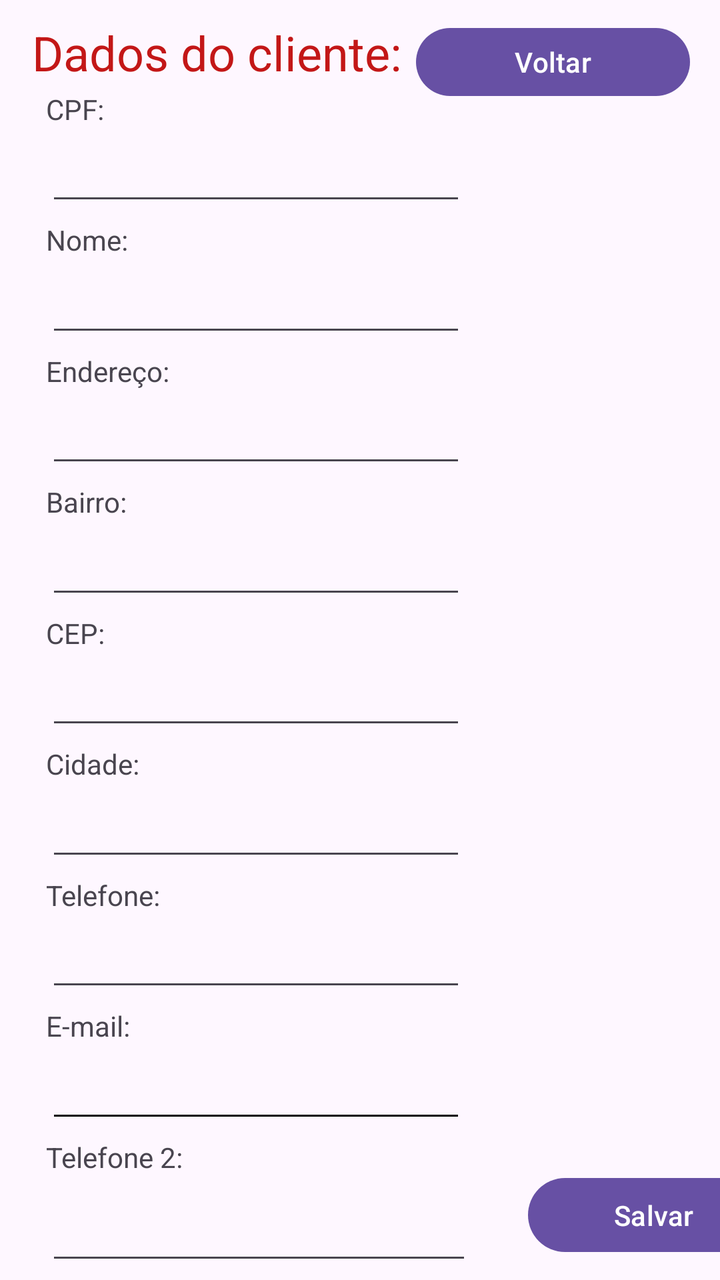
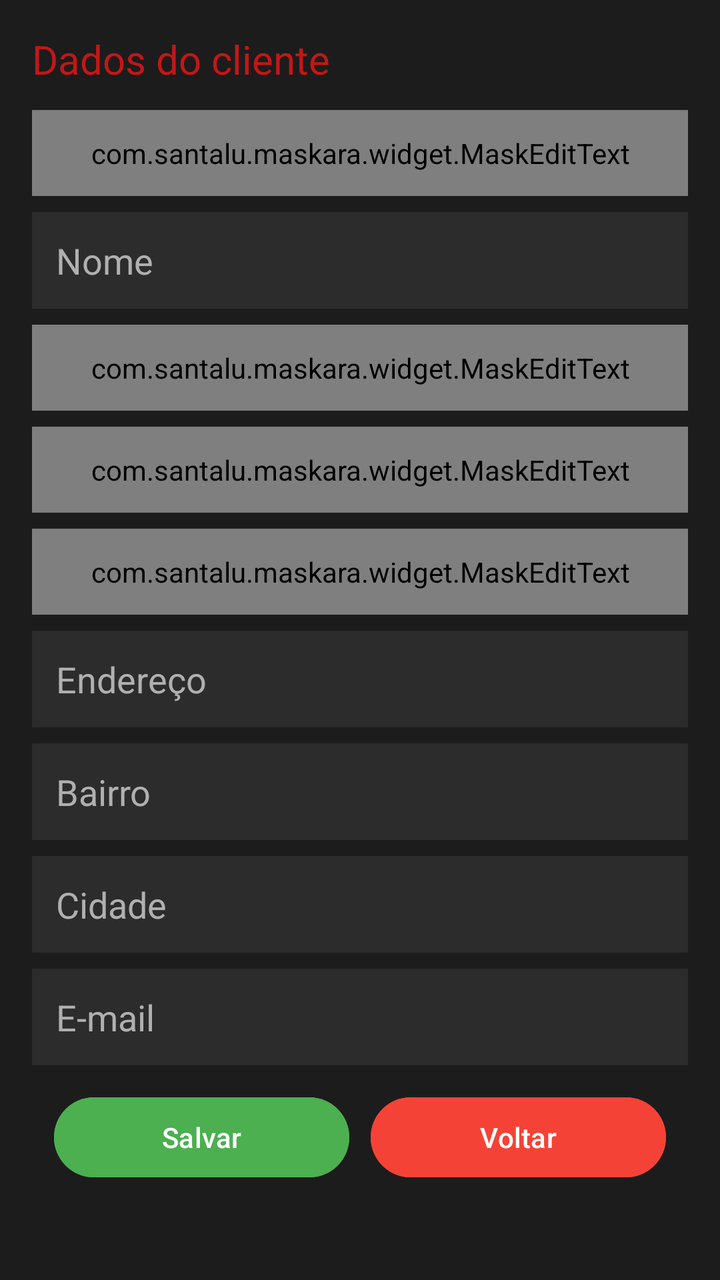

Screens rendered from an Android XML layout before and after an edit, with the pre-edit source and the edit as a unified diff.
<!-- AndroidManifest.xml: application theme Theme.Teste -->
<!-- res/layout/novo_cliente.xml -->
<?xml version="1.0" encoding="utf-8"?>
<androidx.constraintlayout.widget.ConstraintLayout xmlns:android="http://schemas.android.com/apk/res/android"
    xmlns:app="http://schemas.android.com/apk/res-auto"
    xmlns:tools="http://schemas.android.com/tools"
    android:id="@+id/btnInfosToMain"
    android:layout_width="match_parent"
    android:layout_height="match_parent">

    <EditText
        android:id="@+id/cpfCliente"
        android:layout_width="wrap_content"
        android:layout_height="wrap_content"
        android:layout_marginStart="23dp"
        android:ems="10"
        android:inputType="text"
        app:layout_constraintBottom_toTopOf="@+id/textView6"
        app:layout_constraintStart_toStartOf="parent"
        app:layout_constraintTop_toBottomOf="@+id/textView4"
        app:layout_constraintVertical_bias="0.5" />

    <EditText
        android:id="@+id/endCliente"
        android:layout_width="wrap_content"
        android:layout_height="wrap_content"
        android:layout_marginStart="23dp"
        android:ems="10"
        android:inputType="text"
        app:layout_constraintBottom_toTopOf="@+id/textView8"
        app:layout_constraintStart_toStartOf="parent"
        app:layout_constraintTop_toBottomOf="@+id/textView7"
        app:layout_constraintVertical_bias="0.5" />

    <TextView
        android:id="@+id/textView5"
        android:layout_width="wrap_content"
        android:layout_height="wrap_content"
        android:layout_marginStart="23dp"
        android:text="Telefone 2:"
        app:layout_constraintBottom_toTopOf="@+id/telCliente2"
        app:layout_constraintStart_toStartOf="parent"
        app:layout_constraintTop_toBottomOf="@+id/emailCliente"
        app:layout_constraintVertical_bias="0.5" />

    <TextView
        android:id="@+id/textView10"
        android:layout_width="wrap_content"
        android:layout_height="wrap_content"
        android:layout_marginStart="23dp"
        android:text="Cidade:"
        app:layout_constraintBottom_toTopOf="@+id/cidCliente"
        app:layout_constraintStart_toStartOf="parent"
        app:layout_constraintTop_toBottomOf="@+id/cepCliente"
        app:layout_constraintVertical_bias="0.5" />

    <EditText
        android:id="@+id/telCliente2"
        android:layout_width="213dp"
        android:layout_height="47dp"
        android:layout_marginStart="23dp"
        android:inputType="phone"
        android:visibility="visible"
        app:layout_constraintBottom_toBottomOf="parent"
        app:layout_constraintStart_toStartOf="parent"
        app:layout_constraintTop_toBottomOf="@+id/textView5"
        app:layout_constraintVertical_bias="0.5" />

    <EditText
        android:id="@+id/telClienteText8"
        android:layout_width="wrap_content"
        android:layout_height="wrap_content"
        android:layout_marginStart="23dp"
        android:ems="10"
        android:inputType="phone"
        app:layout_constraintBottom_toTopOf="@+id/textView12"
        app:layout_constraintStart_toStartOf="parent"
        app:layout_constraintTop_toBottomOf="@+id/textView11"
        app:layout_constraintVertical_bias="0.5" />

    <EditText
        android:id="@+id/emailCliente"
        android:layout_width="wrap_content"
        android:layout_height="wrap_content"
        android:layout_marginStart="23dp"
        android:backgroundTint="@color/black"
        android:ems="10"
        android:inputType="textEmailAddress"
        android:visibility="visible"
        app:layout_constraintBottom_toTopOf="@+id/textView5"
        app:layout_constraintStart_toStartOf="parent"
        app:layout_constraintTop_toBottomOf="@+id/textView12"
        app:layout_constraintVertical_bias="0.5"
        tools:visibility="visible" />

    <EditText
        android:id="@+id/nomeCliente"
        android:layout_width="wrap_content"
        android:layout_height="wrap_content"
        android:layout_marginStart="23dp"
        android:ems="10"
        android:inputType="text"
        app:layout_constraintBottom_toTopOf="@+id/textView7"
        app:layout_constraintStart_toStartOf="parent"
        app:layout_constraintTop_toBottomOf="@+id/textView6"
        app:layout_constraintVertical_bias="0.5" />

    <EditText
        android:id="@+id/cepCliente"
        android:layout_width="wrap_content"
        android:layout_height="wrap_content"
        android:layout_marginStart="23dp"
        android:ems="10"
        android:inputType="number"
        app:layout_constraintBottom_toTopOf="@+id/textView10"
        app:layout_constraintStart_toStartOf="parent"
        app:layout_constraintTop_toBottomOf="@+id/textView9"
        app:layout_constraintVertical_bias="0.5" />

    <TextView
        android:id="@+id/textView9"
        android:layout_width="wrap_content"
        android:layout_height="wrap_content"
        android:layout_marginStart="23dp"
        android:text="CEP:"
        app:layout_constraintBottom_toTopOf="@+id/cepCliente"
        app:layout_constraintStart_toStartOf="parent"
        app:layout_constraintTop_toBottomOf="@+id/bairroCliente"
        app:layout_constraintVertical_bias="0.5" />

    <TextView
        android:id="@+id/textView6"
        android:layout_width="wrap_content"
        android:layout_height="wrap_content"
        android:layout_marginStart="23dp"
        android:text="Nome:"
        app:layout_constraintBottom_toTopOf="@+id/nomeCliente"
        app:layout_constraintStart_toStartOf="parent"
        app:layout_constraintTop_toBottomOf="@+id/cpfCliente"
        app:layout_constraintVertical_bias="0.5" />

    <TextView
        android:id="@+id/textView7"
        android:layout_width="wrap_content"
        android:layout_height="wrap_content"
        android:layout_marginStart="23dp"
        android:text="Endereço:"
        app:layout_constraintBottom_toTopOf="@+id/endCliente"
        app:layout_constraintStart_toStartOf="parent"
        app:layout_constraintTop_toBottomOf="@+id/nomeCliente"
        app:layout_constraintVertical_bias="0.5" />

    <TextView
        android:id="@+id/textView12"
        android:layout_width="wrap_content"
        android:layout_height="wrap_content"
        android:layout_marginStart="23dp"
        android:text="E-mail:"
        app:layout_constraintBottom_toTopOf="@+id/emailCliente"
        app:layout_constraintStart_toStartOf="parent"
        app:layout_constraintTop_toBottomOf="@+id/telClienteText8"
        app:layout_constraintVertical_bias="0.5" />

    <EditText
        android:id="@+id/bairroCliente"
        android:layout_width="wrap_content"
        android:layout_height="wrap_content"
        android:layout_marginStart="23dp"
        android:ems="10"
        android:inputType="text"
        app:layout_constraintBottom_toTopOf="@+id/textView9"
        app:layout_constraintStart_toStartOf="parent"
        app:layout_constraintTop_toBottomOf="@+id/textView8"
        app:layout_constraintVertical_bias="0.5" />

    <EditText
        android:id="@+id/cidCliente"
        android:layout_width="wrap_content"
        android:layout_height="wrap_content"
        android:layout_marginStart="23dp"
        android:ems="10"
        android:inputType="text"
        app:layout_constraintBottom_toTopOf="@+id/textView11"
        app:layout_constraintStart_toStartOf="parent"
        app:layout_constraintTop_toBottomOf="@+id/textView10"
        app:layout_constraintVertical_bias="0.5" />

    <TextView
        android:id="@+id/textView8"
        android:layout_width="wrap_content"
        android:layout_height="wrap_content"
        android:layout_marginStart="23dp"
        android:text="Bairro:"
        app:layout_constraintBottom_toTopOf="@+id/bairroCliente"
        app:layout_constraintStart_toStartOf="parent"
        app:layout_constraintTop_toBottomOf="@+id/endCliente"
        app:layout_constraintVertical_bias="0.5"
        tools:ignore="HardcodedText" />

    <TextView
        android:id="@+id/textView11"
        android:layout_width="wrap_content"
        android:layout_height="wrap_content"
        android:layout_marginStart="23dp"
        android:text="Telefone:"
        app:layout_constraintBottom_toTopOf="@+id/telClienteText8"
        app:layout_constraintStart_toStartOf="parent"
        app:layout_constraintTop_toBottomOf="@+id/cidCliente"
        app:layout_constraintVertical_bias="0.5" />

    <TextView
        android:id="@+id/textView4"
        android:layout_width="wrap_content"
        android:layout_height="wrap_content"
        android:layout_marginStart="23dp"
        android:text="CPF:"
        app:layout_constraintBottom_toTopOf="@+id/cpfCliente"
        app:layout_constraintStart_toStartOf="parent"
        app:layout_constraintTop_toBottomOf="@+id/textView3"
        app:layout_constraintVertical_bias="0.5" />

    <TextView
        android:id="@+id/textView3"
        android:layout_width="wrap_content"
        android:layout_height="wrap_content"
        android:layout_marginStart="16dp"
        android:layout_marginTop="10dp"
        android:text="Dados do cliente:"
        android:textColor="#C31717"
        android:textSize="24sp"
        app:layout_constraintStart_toStartOf="parent"
        app:layout_constraintTop_toTopOf="parent"
        tools:ignore="HardcodedText" />

    <Button
        android:id="@+id/voltar_btn"
        android:layout_width="137dp"
        android:layout_height="38dp"
        android:layout_marginTop="10dp"
        android:layout_marginEnd="15dp"
        android:insetBottom="0dp"
        android:text="Voltar"
        app:layout_constraintEnd_toEndOf="parent"
        app:layout_constraintTop_toTopOf="parent" />


    <Button
        android:id="@+id/btnSalvarCliente"
        android:layout_width="129dp"
        android:layout_height="45dp"
        android:layout_marginStart="264dp"
        android:layout_marginBottom="10dp"
        android:text="Salvar "
        app:layout_constraintBottom_toBottomOf="parent"
        app:layout_constraintStart_toStartOf="parent" />

    <androidx.constraintlayout.widget.Guideline
        android:id="@+id/guideline"
        android:layout_width="wrap_content"
        android:layout_height="wrap_content"
        android:orientation="vertical"
        app:layout_constraintGuide_begin="20dp" />

</androidx.constraintlayout.widget.ConstraintLayout>
<!-- resources referenced by this layout -->
<resources>
  <color name="black">#FF000000</color>
  <style name="Theme.Teste" parent="Base.Theme.Teste" />
  <style name="Base.Theme.Teste" parent="Theme.Material3.DayNight.NoActionBar">
          
          
      </style>
</resources>

<!-- the commit's change to res/layout/novo_cliente.xml (unified diff, before → after) -->
@@ -1,262 +1,195 @@
 <?xml version="1.0" encoding="utf-8"?>
-<androidx.constraintlayout.widget.ConstraintLayout xmlns:android="http://schemas.android.com/apk/res/android"
+<androidx.constraintlayout.widget.ConstraintLayout
+    xmlns:android="http://schemas.android.com/apk/res/android"
     xmlns:app="http://schemas.android.com/apk/res-auto"
     xmlns:tools="http://schemas.android.com/tools"
-    android:id="@+id/btnInfosToMain"
+    android:id="@+id/main"
     android:layout_width="match_parent"
-    android:layout_height="match_parent">
+    android:layout_height="match_parent"
+    android:padding="16dp"
+    android:background="#1C1C1C"
+    tools:context=".NovoClienteActivity">
+
+    <TextView
+        android:id="@+id/title"
+        android:layout_width="wrap_content"
+        android:layout_height="wrap_content"
+        android:text="Dados do cliente"
+        android:textSize="20sp"
+        android:textColor="#C31717"
+        app:layout_constraintTop_toTopOf="parent"
+        app:layout_constraintStart_toStartOf="parent"/>
+
+    
+    <com.santalu.maskara.widget.MaskEditText
+        android:id="@+id/cpfCliente"
+        android:layout_width="0dp"
+        android:layout_height="wrap_content"
+        android:hint="CPF"
+        android:textColor="#FFFFFF"
+        android:textColorHint="#B0B0B0"
+        android:inputType="number"
+        app:mask="###.###.###-##"
+        app:layout_constraintTop_toBottomOf="@id/title"
+        app:layout_constraintStart_toStartOf="parent"
+        app:layout_constraintEnd_toEndOf="parent"
+        android:layout_marginTop="12dp"
+        android:background="#2C2C2C"
+        android:padding="12dp"/>
+
+    
+    <EditText
+        android:id="@+id/nomeCliente"
+        android:layout_width="0dp"
+        android:layout_height="wrap_content"
+        android:hint="Nome"
+        android:textColor="#FFFFFF"
+        android:textColorHint="#B0B0B0"
+        android:inputType="textPersonName"
+        app:layout_constraintTop_toBottomOf="@id/cpfCliente"
+        app:layout_constraintStart_toStartOf="parent"
+        app:layout_constraintEnd_toEndOf="parent"
+        android:layout_marginTop="8dp"
+        android:background="#2C2C2C"
+        android:padding="12dp"/>
+
+    
+    <com.santalu.maskara.widget.MaskEditText
+        android:id="@+id/telClienteText8"
+        android:layout_width="0dp"
+        android:layout_height="wrap_content"
+        android:hint="Telefone"
+        android:textColor="#FFFFFF"
+        android:textColorHint="#B0B0B0"
+        android:inputType="phone"
+        app:mask="(##) #####-####"
+        app:layout_constraintTop_toBottomOf="@id/nomeCliente"
+        app:layout_constraintStart_toStartOf="parent"
+        app:layout_constraintEnd_toEndOf="parent"
+        android:layout_marginTop="8dp"
+        android:background="#2C2C2C"
+        android:padding="12dp"/>
+
+    
+    <com.santalu.maskara.widget.MaskEditText
+        android:id="@+id/telCliente2"
+        android:layout_width="0dp"
+        android:layout_height="wrap_content"
+        android:hint="Telefone 2 (opcional)"
+        android:textColor="#FFFFFF"
+        android:textColorHint="#B0B0B0"
+        android:inputType="phone"
+        app:mask="(##) #####-####"
+        app:layout_constraintTop_toBottomOf="@id/telClienteText8"
+        app:layout_constraintStart_toStartOf="parent"
+        app:layout_constraintEnd_toEndOf="parent"
+        android:layout_marginTop="8dp"
+        android:background="#2C2C2C"
+        android:padding="12dp"/>
+
+    
+    <com.santalu.maskara.widget.MaskEditText
+        android:id="@+id/cepCliente"
+        android:layout_width="0dp"
+        android:layout_height="wrap_content"
+        android:hint="CEP"
+        android:textColor="#FFFFFF"
+        android:textColorHint="#B0B0B0"
+        android:inputType="number"
+        app:mask="#####-###"
+        app:layout_constraintTop_toBottomOf="@id/telCliente2"
+        app:layout_constraintStart_toStartOf="parent"
+        app:layout_constraintEnd_toEndOf="parent"
+        android:layout_marginTop="8dp"
+        android:background="#2C2C2C"
+        android:padding="12dp"/>
+
+    
+    <EditText
+        android:id="@+id/endCliente"
+        android:layout_width="0dp"
+        android:layout_height="wrap_content"
+        android:hint="Endereço"
+        android:textColor="#FFFFFF"
+        android:textColorHint="#B0B0B0"
+        android:inputType="text"
+        app:layout_constraintTop_toBottomOf="@id/cepCliente"
+        app:layout_constraintStart_toStartOf="parent"
+        app:layout_constraintEnd_toEndOf="parent"
+        android:layout_marginTop="8dp"
+        android:background="#2C2C2C"
+        android:padding="12dp"/>
 
     <EditText
-        android:id="@+id/cpfCliente"
-        android:layout_width="wrap_content"
+        android:id="@+id/bairroCliente"
+        android:layout_width="0dp"
         android:layout_height="wrap_content"
-        android:layout_marginStart="23dp"
-        android:ems="10"
+        android:hint="Bairro"
+        android:textColor="#FFFFFF"
+        android:textColorHint="#B0B0B0"
         android:inputType="text"
-        app:layout_constraintBottom_toTopOf="@+id/textView6"
+        app:layout_constraintTop_toBottomOf="@id/endCliente"
         app:layout_constraintStart_toStartOf="parent"
-        app:layout_constraintTop_toBottomOf="@+id/textView4"
-        app:layout_constraintVertical_bias="0.5" />
+        app:layout_constraintEnd_toEndOf="parent"
+        android:layout_marginTop="8dp"
+        android:background="#2C2C2C"
+        android:padding="12dp"/>
 
     <EditText
-        android:id="@+id/endCliente"
-        android:layout_width="wrap_content"
+        android:id="@+id/cidCliente"
+        android:layout_width="0dp"
         android:layout_height="wrap_content"
-        android:layout_marginStart="23dp"
-        android:ems="10"
+        android:hint="Cidade"
+        android:textColor="#FFFFFF"
+        android:textColorHint="#B0B0B0"
         android:inputType="text"
-        app:layout_constraintBottom_toTopOf="@+id/textView8"
+        app:layout_constraintTop_toBottomOf="@id/bairroCliente"
         app:layout_constraintStart_toStartOf="parent"
-        app:layout_constraintTop_toBottomOf="@+id/textView7"
-        app:layout_constraintVertical_bias="0.5" />
-
-    <TextView
-        android:id="@+id/textView5"
-        android:layout_width="wrap_content"
-        android:layout_height="wrap_content"
-        android:layout_marginStart="23dp"
-        android:text="Telefone 2:"
-        app:layout_constraintBottom_toTopOf="@+id/telCliente2"
-        app:layout_constraintStart_toStartOf="parent"
-        app:layout_constraintTop_toBottomOf="@+id/emailCliente"
-        app:layout_constraintVertical_bias="0.5" />
-
-    <TextView
-        android:id="@+id/textView10"
-        android:layout_width="wrap_content"
-        android:layout_height="wrap_content"
-        android:layout_marginStart="23dp"
-        android:text="Cidade:"
-        app:layout_constraintBottom_toTopOf="@+id/cidCliente"
-        app:layout_constraintStart_toStartOf="parent"
-        app:layout_constraintTop_toBottomOf="@+id/cepCliente"
-        app:layout_constraintVertical_bias="0.5" />
-
-    <EditText
-        android:id="@+id/telCliente2"
-        android:layout_width="213dp"
-        android:layout_height="47dp"
-        android:layout_marginStart="23dp"
-        android:inputType="phone"
-        android:visibility="visible"
-        app:layout_constraintBottom_toBottomOf="parent"
-        app:layout_constraintStart_toStartOf="parent"
-        app:layout_constraintTop_toBottomOf="@+id/textView5"
-        app:layout_constraintVertical_bias="0.5" />
-
-    <EditText
-        android:id="@+id/telClienteText8"
-        android:layout_width="wrap_content"
-        android:layout_height="wrap_content"
-        android:layout_marginStart="23dp"
-        android:ems="10"
-        android:inputType="phone"
-        app:layout_constraintBottom_toTopOf="@+id/textView12"
-        app:layout_constraintStart_toStartOf="parent"
-        app:layout_constraintTop_toBottomOf="@+id/textView11"
-        app:layout_constraintVertical_bias="0.5" />
+        app:layout_constraintEnd_toEndOf="parent"
+        android:layout_marginTop="8dp"
+        android:background="#2C2C2C"
+        android:padding="12dp"/>
 
     <EditText
         android:id="@+id/emailCliente"
-        android:layout_width="wrap_content"
+        android:layout_width="0dp"
         android:layout_height="wrap_content"
-        android:layout_marginStart="23dp"
-        android:backgroundTint="@color/black"
-        android:ems="10"
+        android:hint="E-mail"
+        android:textColor="#FFFFFF"
+        android:textColorHint="#B0B0B0"
         android:inputType="textEmailAddress"
-        android:visibility="visible"
-        app:layout_constraintBottom_toTopOf="@+id/textView5"
+        app:layout_constraintTop_toBottomOf="@id/cidCliente"
         app:layout_constraintStart_toStartOf="parent"
-        app:layout_constraintTop_toBottomOf="@+id/textView12"
-        app:layout_constraintVertical_bias="0.5"
-        tools:visibility="visible" />
+        app:layout_constraintEnd_toEndOf="parent"
+        android:layout_marginTop="8dp"
+        android:background="#2C2C2C"
+        android:padding="12dp"/>
 
-    <EditText
-        android:id="@+id/nomeCliente"
-        android:layout_width="wrap_content"
+    
+    <Button
+        android:id="@+id/btnSalvarCliente"
+        android:layout_width="0dp"
         android:layout_height="wrap_content"
-        android:layout_marginStart="23dp"
-        android:ems="10"
-        android:inputType="text"
-        app:layout_constraintBottom_toTopOf="@+id/textView7"
+        android:text="Salvar"
+        android:backgroundTint="#4CAF50"
+        android:textColor="#FFF"
+        app:layout_constraintTop_toBottomOf="@id/emailCliente"
         app:layout_constraintStart_toStartOf="parent"
-        app:layout_constraintTop_toBottomOf="@+id/textView6"
-        app:layout_constraintVertical_bias="0.5" />
-
-    <EditText
-        android:id="@+id/cepCliente"
-        android:layout_width="wrap_content"
-        android:layout_height="wrap_content"
-        android:layout_marginStart="23dp"
-        android:ems="10"
-        android:inputType="number"
-        app:layout_constraintBottom_toTopOf="@+id/textView10"
-        app:layout_constraintStart_toStartOf="parent"
-        app:layout_constraintTop_toBottomOf="@+id/textView9"
-        app:layout_constraintVertical_bias="0.5" />
-
-    <TextView
-        android:id="@+id/textView9"
-        android:layout_width="wrap_content"
-        android:layout_height="wrap_content"
-        android:layout_marginStart="23dp"
-        android:text="CEP:"
-        app:layout_constraintBottom_toTopOf="@+id/cepCliente"
-        app:layout_constraintStart_toStartOf="parent"
-        app:layout_constraintTop_toBottomOf="@+id/bairroCliente"
-        app:layout_constraintVertical_bias="0.5" />
-
-    <TextView
-        android:id="@+id/textView6"
-        android:layout_width="wrap_content"
-        android:layout_height="wrap_content"
-        android:layout_marginStart="23dp"
-        android:text="Nome:"
-        app:layout_constraintBottom_toTopOf="@+id/nomeCliente"
-        app:layout_constraintStart_toStartOf="parent"
-        app:layout_constraintTop_toBottomOf="@+id/cpfCliente"
-        app:layout_constraintVertical_bias="0.5" />
-
-    <TextView
-        android:id="@+id/textView7"
-        android:layout_width="wrap_content"
-        android:layout_height="wrap_content"
-        android:layout_marginStart="23dp"
-        android:text="Endereço:"
-        app:layout_constraintBottom_toTopOf="@+id/endCliente"
-        app:layout_constraintStart_toStartOf="parent"
-        app:layout_constraintTop_toBottomOf="@+id/nomeCliente"
-        app:layout_constraintVertical_bias="0.5" />
-
-    <TextView
-        android:id="@+id/textView12"
-        android:layout_width="wrap_content"
-        android:layout_height="wrap_content"
-        android:layout_marginStart="23dp"
-        android:text="E-mail:"
-        app:layout_constraintBottom_toTopOf="@+id/emailCliente"
-        app:layout_constraintStart_toStartOf="parent"
-        app:layout_constraintTop_toBottomOf="@+id/telClienteText8"
-        app:layout_constraintVertical_bias="0.5" />
-
-    <EditText
-        android:id="@+id/bairroCliente"
-        android:layout_width="wrap_content"
-        android:layout_height="wrap_content"
-        android:layout_marginStart="23dp"
-        android:ems="10"
-        android:inputType="text"
-        app:layout_constraintBottom_toTopOf="@+id/textView9"
-        app:layout_constraintStart_toStartOf="parent"
-        app:layout_constraintTop_toBottomOf="@+id/textView8"
-        app:layout_constraintVertical_bias="0.5" />
-
-    <EditText
-        android:id="@+id/cidCliente"
-        android:layout_width="wrap_content"
-        android:layout_height="wrap_content"
-        android:layout_marginStart="23dp"
-        android:ems="10"
-        android:inputType="text"
-        app:layout_constraintBottom_toTopOf="@+id/textView11"
-        app:layout_constraintStart_toStartOf="parent"
-        app:layout_constraintTop_toBottomOf="@+id/textView10"
-        app:layout_constraintVertical_bias="0.5" />
-
-    <TextView
-        android:id="@+id/textView8"
-        android:layout_width="wrap_content"
-        android:layout_height="wrap_content"
-        android:layout_marginStart="23dp"
-        android:text="Bairro:"
-        app:layout_constraintBottom_toTopOf="@+id/bairroCliente"
-        app:layout_constraintStart_toStartOf="parent"
-        app:layout_constraintTop_toBottomOf="@+id/endCliente"
-        app:layout_constraintVertical_bias="0.5"
-        tools:ignore="HardcodedText" />
-
-    <TextView
-        android:id="@+id/textView11"
-        android:layout_width="wrap_content"
-        android:layout_height="wrap_content"
-        android:layout_marginStart="23dp"
-        android:text="Telefone:"
-        app:layout_constraintBottom_toTopOf="@+id/telClienteText8"
-        app:layout_constraintStart_toStartOf="parent"
-        app:layout_constraintTop_toBottomOf="@+id/cidCliente"
-        app:layout_constraintVertical_bias="0.5" />
-
-    <TextView
-        android:id="@+id/textView4"
-        android:layout_width="wrap_content"
-        android:layout_height="wrap_content"
-        android:layout_marginStart="23dp"
-        android:text="CPF:"
-        app:layout_constraintBottom_toTopOf="@+id/cpfCliente"
-        app:layout_constraintStart_toStartOf="parent"
-        app:layout_constraintTop_toBottomOf="@+id/textView3"
-        app:layout_constraintVertical_bias="0.5" />
-
-    <TextView
-        android:id="@+id/textView3"
-        android:layout_width="wrap_content"
-        android:layout_height="wrap_content"
-        android:layout_marginStart="16dp"
-        android:layout_marginTop="10dp"
-        android:text="Dados do cliente:"
-        android:textColor="#C31717"
-        android:textSize="24sp"
-        app:layout_constraintStart_toStartOf="parent"
-        app:layout_constraintTop_toTopOf="parent"
-        tools:ignore="HardcodedText" />
+        app:layout_constraintEnd_toStartOf="@id/voltar_btn"
+        app:layout_constraintWidth_percent="0.45"
+        android:layout_marginTop="12dp"/>
 
     <Button
         android:id="@+id/voltar_btn"
-        android:layout_width="137dp"
-        android:layout_height="38dp"
-        android:layout_marginTop="10dp"
-        android:layout_marginEnd="15dp"
-        android:insetBottom="0dp"
+        android:layout_width="0dp"
+        android:layout_height="wrap_content"
         android:text="Voltar"
+        android:backgroundTint="#F44336"
+        android:textColor="#FFF"
+        app:layout_constraintTop_toBottomOf="@id/emailCliente"
+        app:layout_constraintStart_toEndOf="@id/btnSalvarCliente"
         app:layout_constraintEnd_toEndOf="parent"
-        app:layout_constraintTop_toTopOf="parent" />
-
-
-    <Button
-        android:id="@+id/btnSalvarCliente"
-        android:layout_width="129dp"
-        android:layout_height="45dp"
-        android:layout_marginStart="264dp"
-        android:layout_marginBottom="10dp"
-        android:text="Salvar "
-        app:layout_constraintBottom_toBottomOf="parent"
-        app:layout_constraintStart_toStartOf="parent" />
-
-    <androidx.constraintlayout.widget.Guideline
-        android:id="@+id/guideline"
-        android:layout_width="wrap_content"
-        android:layout_height="wrap_content"
-        android:orientation="vertical"
-        app:layout_constraintGuide_begin="20dp" />
+        app:layout_constraintWidth_percent="0.45"
+        android:layout_marginTop="12dp"/>
 
 </androidx.constraintlayout.widget.ConstraintLayout>
<!-- resource entries referenced after the edit -->
@@ -1,6 +1,5 @@
 <!-- resources referenced by this layout -->
 <resources>
-  <color name="black">#FF000000</color>
   <style name="Theme.Teste" parent="Base.Theme.Teste" />
   <style name="Base.Theme.Teste" parent="Theme.Material3.DayNight.NoActionBar">
           
